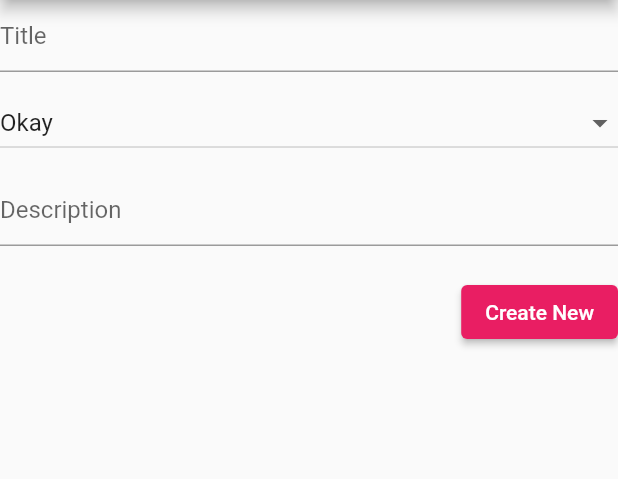
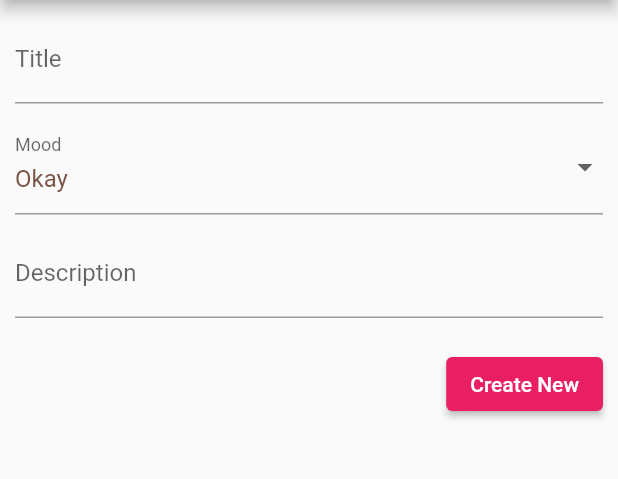
Before and after one commit to arjunpatel-01/journal_project, a Flutter app: the CreateOrUpdatePage screen opened by its route, on a phone screen of 412 x 824 dp, the part 84-563 px from its top. Run offline on Flutter 3.47's test engine with Material 2 defaults, Android fonts, the phone set to English and light mode, and no system bars; our stand-ins replace go_router, sqflite; accounts and stored records are empty.

Commit message:
padding and dropdown design

```diff
--- a/lib/pages/create_update_form.dart
+++ b/lib/pages/create_update_form.dart
@@ -39,6 +39,7 @@ class CreateOrUpdatePageState extends State<CreateOrUpdatePage> {
         title: _titleController.text,
         mood: _dropdownValue,
         description: _descriptionController.text));
+    if (!context.mounted) return;
     await Provider.of<JournalProvider>(context, listen: false).getAllJournals();
   }
 
@@ -50,15 +51,26 @@ class CreateOrUpdatePageState extends State<CreateOrUpdatePage> {
             title: _titleController.text,
             mood: _dropdownValue,
             description: _descriptionController.text));
+    if (!context.mounted) return;
     await Provider.of<JournalProvider>(context, listen: false).getAllJournals();
   }
 
   final moods = const [
-    DropdownMenuItem(value: "Awesome", child: Text("Awesome")),
-    DropdownMenuItem(value: "Good", child: Text("Good")),
-    DropdownMenuItem(value: "Okay", child: Text("Okay")),
-    DropdownMenuItem(value: "Bad", child: Text("Bad")),
-    DropdownMenuItem(value: "Terrible", child: Text("Terrible")),
+    DropdownMenuItem(
+        value: "Awesome",
+        child: Text("Awesome", style: TextStyle(color: Colors.green))),
+    DropdownMenuItem(
+        value: "Good",
+        child: Text("Good", style: TextStyle(color: Colors.teal))),
+    DropdownMenuItem(
+        value: "Okay",
+        child: Text("Okay", style: TextStyle(color: Colors.brown))),
+    DropdownMenuItem(
+        value: "Bad",
+        child: Text("Bad", style: TextStyle(color: Colors.orange))),
+    DropdownMenuItem(
+        value: "Terrible",
+        child: Text("Terrible", style: TextStyle(color: Colors.red))),
   ];
 
   @override
@@ -73,35 +85,33 @@ class CreateOrUpdatePageState extends State<CreateOrUpdatePage> {
         appBar: AppBar(
           title: const Text('Journal App'),
         ),
-        body: Column(
+        body: Padding(
+          padding: const EdgeInsets.all(10.0),
+          child: Column(
             mainAxisSize: MainAxisSize.min,
             crossAxisAlignment: CrossAxisAlignment.end,
             children: [
               TextField(
                 controller: _titleController,
-              decoration: const InputDecoration(hintText: 'Title'),
+                decoration: const InputDecoration(labelText: 'Title'),
               ),
               const SizedBox(
                 height: 10,
               ),
-            DropdownButton(
-              items: const [
-                DropdownMenuItem(value: "Awesome", child: Text("Awesome")),
-                DropdownMenuItem(value: "Good", child: Text("Good")),
-                DropdownMenuItem(value: "Okay", child: Text("Okay")),
-                DropdownMenuItem(value: "Bad", child: Text("Bad")),
-                DropdownMenuItem(value: "Terrible", child: Text("Terrible")),
-              ],
+              DropdownButtonFormField(
+                  items: moods,
                   value: _dropdownValue,
                   onChanged: dropdownCallback,
                   isExpanded: true,
-            ),
+                  decoration: const InputDecoration(labelText: 'Mood')),
               const SizedBox(
                 height: 10,
               ),
               TextField(
                 controller: _descriptionController,
-              decoration: const InputDecoration(hintText: 'Description'),
+                decoration: const InputDecoration(labelText: 'Description'),
+                minLines: 1,
+                maxLines: 10,
               ),
               const SizedBox(
                 height: 20,
@@ -124,6 +134,7 @@ class CreateOrUpdatePageState extends State<CreateOrUpdatePage> {
                 child: Text(id == null ? 'Create New' : 'Update'),
               )
             ],
+          ),
         ));
   }
 }
```
Lines whose indentation alone changed are shown as unchanged.
